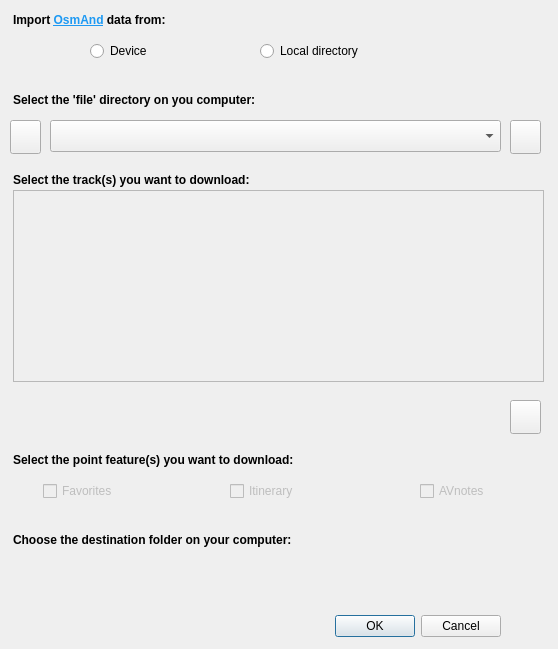
This is OsmAnd_bridge_import_dialog.ui in sylsta/OsmAnd_bridge as Qt 5 draws it before an edit. The edited form follows.
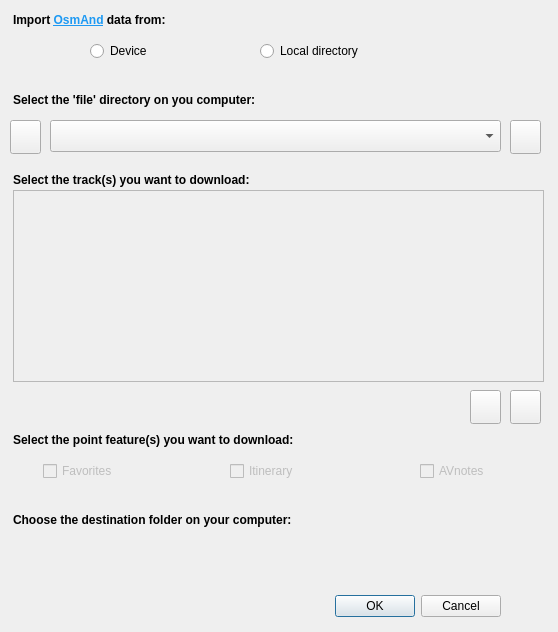
This is the edited form. Icons and pictures are not drawn. Custom widgets are drawn as their Qt base class.

Commit message: implement select all tracks button in import UI

Patch:
```diff
--- a/OsmAnd_bridge_import_dialog.ui
+++ b/OsmAnd_bridge_import_dialog.ui
@@ -10,7 +10,7 @@
     <x>0</x>
     <y>0</y>
     <width>558</width>
-    <height>649</height>
+    <height>632</height>
    </rect>
   </property>
   <property name="windowTitle">
@@ -23,7 +23,7 @@
    <property name="geometry">
     <rect>
      <x>150</x>
-     <y>610</y>
+     <y>590</y>
      <width>351</width>
      <height>32</height>
     </rect>
@@ -89,7 +89,7 @@
    <property name="geometry">
     <rect>
      <x>13</x>
-     <y>560</y>
+     <y>540</y>
      <width>531</width>
      <height>34</height>
     </rect>
@@ -111,7 +111,7 @@
    <property name="geometry">
     <rect>
      <x>43</x>
-     <y>480</y>
+     <y>460</y>
      <width>88</width>
      <height>22</height>
     </rect>
@@ -133,7 +133,7 @@
    <property name="geometry">
     <rect>
      <x>230</x>
-     <y>480</y>
+     <y>460</y>
      <width>88</width>
      <height>22</height>
     </rect>
@@ -152,7 +152,7 @@
    <property name="geometry">
     <rect>
      <x>420</x>
-     <y>480</y>
+     <y>460</y>
      <width>88</width>
      <height>22</height>
     </rect>
@@ -197,7 +197,7 @@
    <property name="geometry">
     <rect>
      <x>13</x>
-     <y>450</y>
+     <y>430</y>
      <width>411</width>
      <height>20</height>
     </rect>
@@ -210,7 +210,7 @@
    <property name="geometry">
     <rect>
      <x>13</x>
-     <y>530</y>
+     <y>510</y>
      <width>411</width>
      <height>20</height>
     </rect>
@@ -332,7 +332,7 @@
    <property name="geometry">
     <rect>
      <x>510</x>
-     <y>400</y>
+     <y>390</y>
      <width>31</width>
      <height>34</height>
     </rect>
@@ -344,6 +344,22 @@
     <string/>
    </property>
   </widget>
+  <widget class="QPushButton" name="selectAllTracksPB">
+   <property name="geometry">
+    <rect>
+     <x>470</x>
+     <y>390</y>
+     <width>31</width>
+     <height>34</height>
+    </rect>
+   </property>
+   <property name="toolTip">
+    <string>Select All</string>
+   </property>
+   <property name="text">
+    <string/>
+   </property>
+  </widget>
  </widget>
  <customwidgets>
   <customwidget>
```
Left out of the diff: 6 changed lines with no effect on the pictures. The commit also changes 1 other file.
